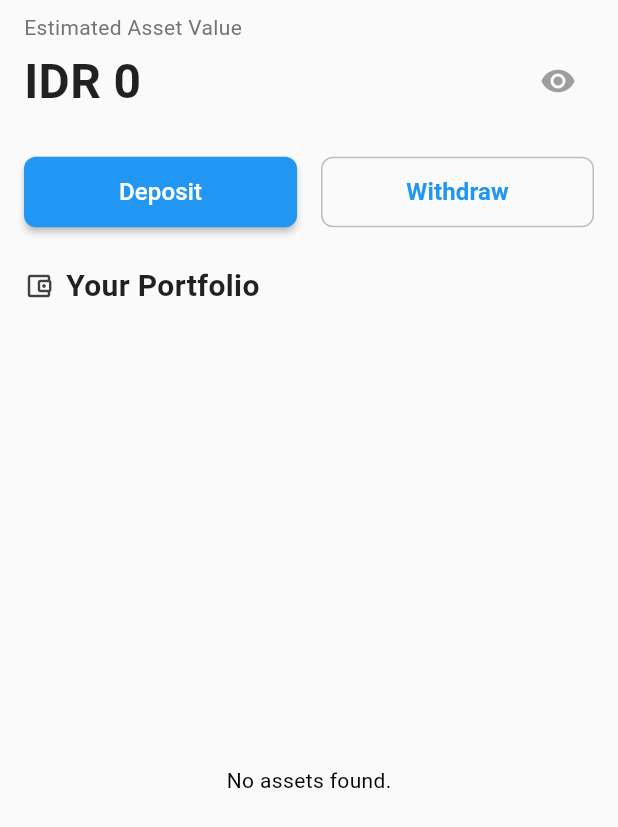
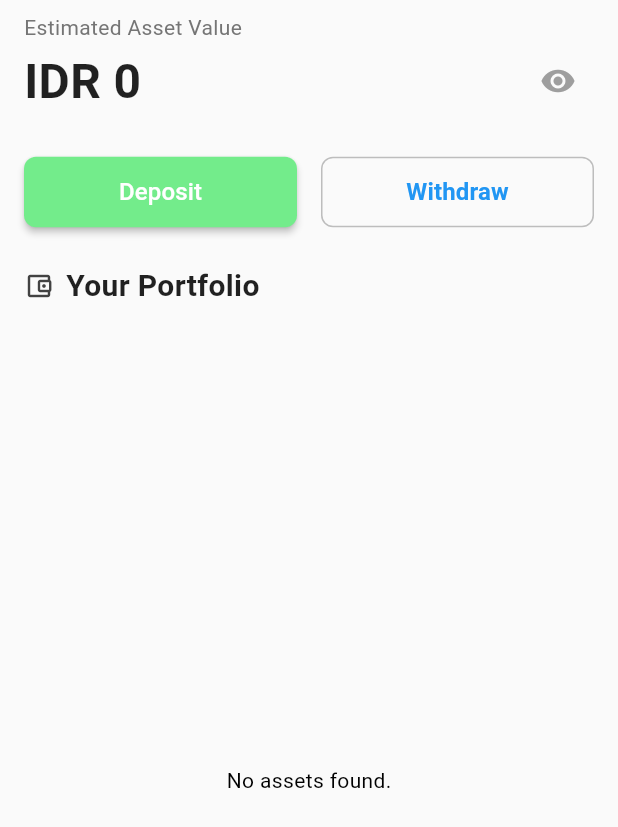
Before and after one commit to abeaar/fokuskripto, a Flutter app: the WalletTab screen opened directly, on a phone screen of 412 x 824 dp. Shown: the top 827 px of the screen. Run offline on Flutter 3.47's test engine with Material 3 defaults, Android fonts, the phone set to English and light mode, and no system bars; our stand-ins replace dropdown_search, fl_chart, flutter_local_notifications, geocoding, geolocator, hive_flutter and 3 more; accounts and stored records are empty; statements that could not run were skipped.

Commit message:
fix: deposit button color

```diff
--- a/lib/pages/WalletTab.dart
+++ b/lib/pages/WalletTab.dart
@@ -171,7 +171,6 @@ class _WalletTabState extends State<WalletTab> {
               );
             },
             style: ElevatedButton.styleFrom(
-              backgroundColor: Colors.blue,
               padding: const EdgeInsets.symmetric(vertical: 12),
               shape: RoundedRectangleBorder(
                 borderRadius: BorderRadius.circular(8),
```
